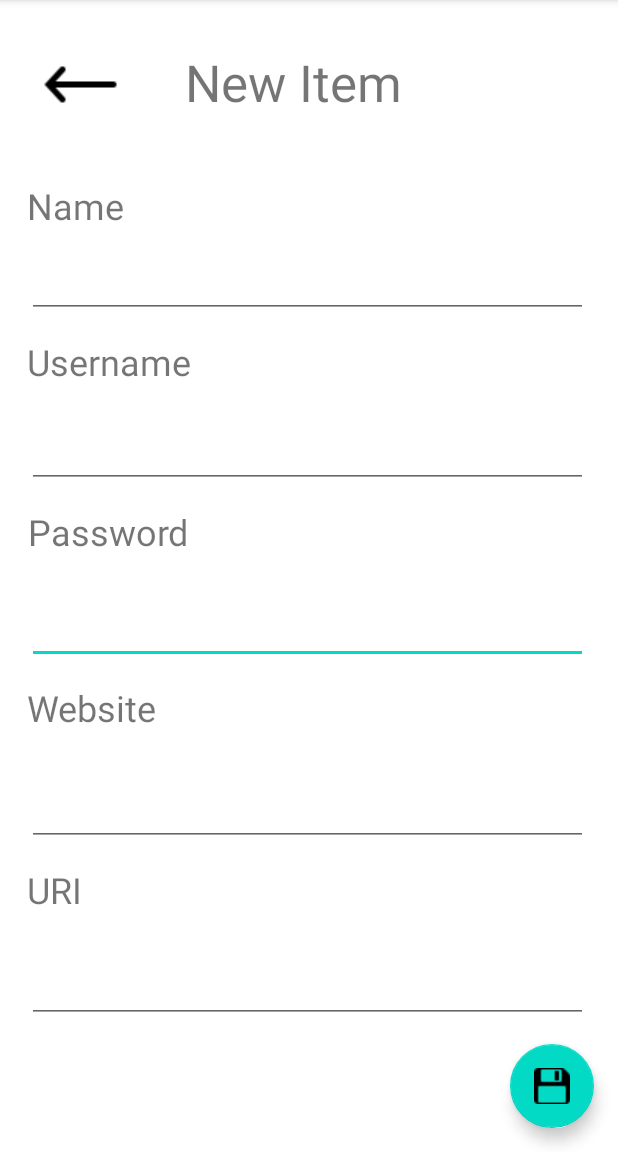
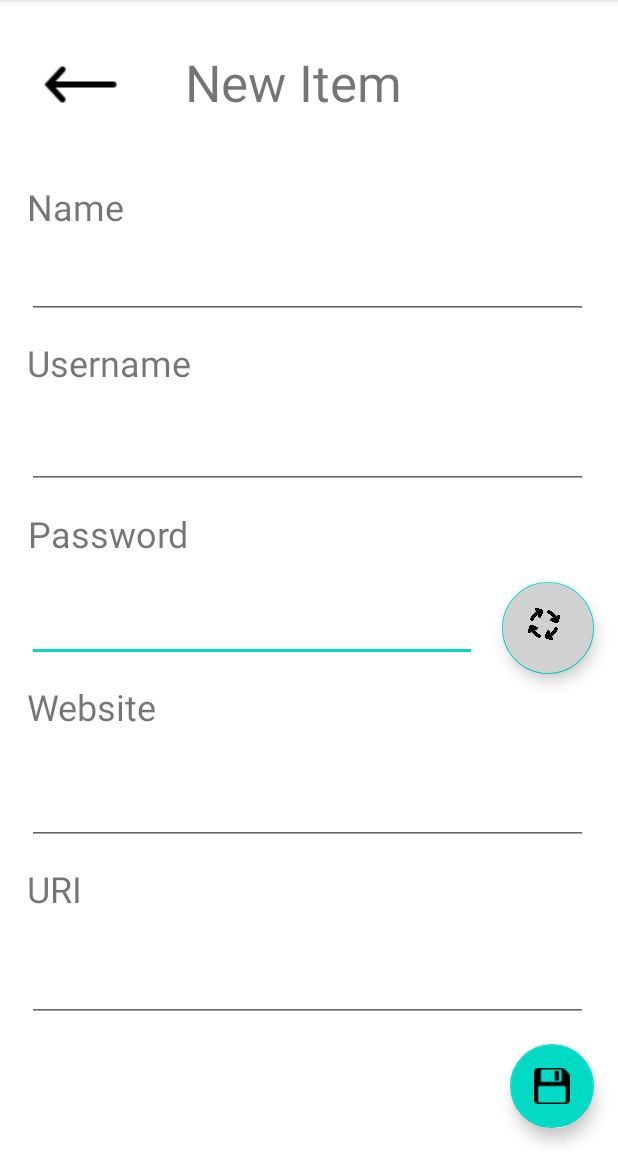
Before and after one commit to cbbrac/SecureShield2.0, an Android app: the NewAccountActivity screen opened directly, with no data from a screen before it, on a phone screen of 412 x 824 dp, the part 84-1236 px from its top. Run offline under Robolectric (Android 15) with nearby library versions, the phone set to English and light mode, and no system bars.

Commit message:
Everything but the storage is working.

```diff
--- a/app/src/main/java/com/example/secureshield20/RecyclerViewAdapter.java
+++ b/app/src/main/java/com/example/secureshield20/RecyclerViewAdapter.java
@@ -55,7 +55,7 @@ public class RecyclerViewAdapter extends RecyclerView.Adapter<RecyclerViewAdapte
 
     @Override
     public void onBindViewHolder(@NonNull RecyclerViewAdapter.MyViewHolder holder, int position) {
-        holder.tv_accountName.setText();
+        holder.tv_accountName.setText(accountList.get(position).getName());
         holder.tv_username.setText(accountList.get(position).getUsername());
 //        Glide.with(this.ctx).load(accountList.get(position).getIconUrl()).into(holder.iv_accountIcon);
         holder.parentLayout.setOnClickListener(new View.OnClickListener() {
@@ -70,6 +70,9 @@ public class RecyclerViewAdapter extends RecyclerView.Adapter<RecyclerViewAdapte
             }
         });
         //  TODO bind clipboard function
+    }
+
+    public void getSPLocation() {
     }
 
 //    @Override
--- a/app/src/main/java/com/example/secureshield20/VaultActivity.java
+++ b/app/src/main/java/com/example/secureshield20/VaultActivity.java
@@ -83,8 +83,6 @@ public class VaultActivity extends AppCompatActivity {
 //        String name6 = sharedPref6.getString("name", "");
 //        String username56 = sharedPref6.getString("username", "");
 
-        mySwitch = findViewById(R.id.switch1);
-
         Log.d(TAG, "onCreate: " + accountList.toString());
         Toast.makeText(this, "Accounts here: " + accountList.size(), Toast.LENGTH_LONG).show();
 
--- a/app/src/main/res/layout/activity_new_item.xml
+++ b/app/src/main/res/layout/activity_new_item.xml
@@ -38,9 +38,8 @@
 
     <EditText
         android:id="@+id/accountPassword"
-        android:layout_width="374dp"
-        android:layout_height="wrap_content"
-        android:layout_marginStart="18dp"
+        android:layout_width="300dp"
+        android:layout_height="45dp"
         android:layout_marginTop="4dp"
         android:layout_marginEnd="20dp"
         android:layout_marginBottom="4dp"
@@ -49,6 +48,7 @@
         android:textSize="20sp"
         app:layout_constraintBottom_toTopOf="@+id/textView6"
         app:layout_constraintEnd_toEndOf="parent"
+        app:layout_constraintHorizontal_bias="0.197"
         app:layout_constraintStart_toStartOf="parent"
         app:layout_constraintTop_toBottomOf="@+id/textView5" />
 
@@ -132,6 +132,7 @@
         app:layout_constraintStart_toStartOf="parent"
         app:layout_constraintTop_toBottomOf="@+id/accountPassword" />
 
+
     <EditText
         android:id="@+id/accountWebsite"
         android:layout_width="374dp"
@@ -147,7 +148,6 @@
         app:layout_constraintEnd_toEndOf="parent"
         app:layout_constraintStart_toStartOf="parent"
         app:layout_constraintTop_toBottomOf="@+id/textView6" />
-
 
     <TextView
         android:id="@+id/textView5"
@@ -213,4 +213,17 @@
         app:layout_constraintTop_toTopOf="@+id/textView2"
         app:srcCompat="@drawable/icons8_left_arrow_50" />
 
+    <com.google.android.material.floatingactionbutton.FloatingActionButton
+        android:id="@+id/btn_generator"
+        android:layout_width="61dp"
+        android:layout_height="63dp"
+        android:backgroundTint="#D1D1D1"
+        android:clickable="true"
+        android:onClick="encryptionPass"
+        app:layout_constraintBottom_toBottomOf="@+id/accountPassword"
+        app:layout_constraintEnd_toEndOf="parent"
+        app:layout_constraintStart_toEndOf="@+id/accountPassword"
+        app:layout_constraintTop_toTopOf="@+id/accountPassword"
+        app:srcCompat="@drawable/loop" />
+
 </androidx.constraintlayout.widget.ConstraintLayout>
```
Also changed, not shown: app/src/main/java/com/example/secureshield20/NewAccountActivity.java (+14 -26 lines), app/src/main/java/com/example/secureshield20/PasswordGenerator.java (added, +33 -0 lines), app/src/main/java/com/example/secureshield20/SettingsActivity.java (+8 -5 lines), app/src/main/res/layout/activity_main.xml (+4 -4 lines), app/src/main/res/layout/activity_settings.xml (+4 -4 lines), app/src/main/res/layout/activity_vault.xml (+2 -21 lines), app/src/main/res/drawable/loop.png (added).
